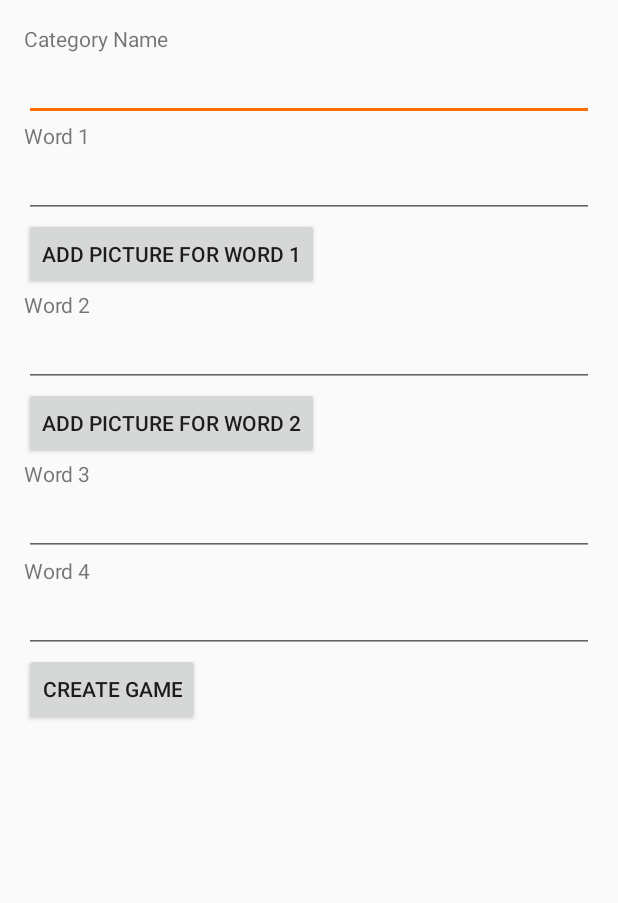
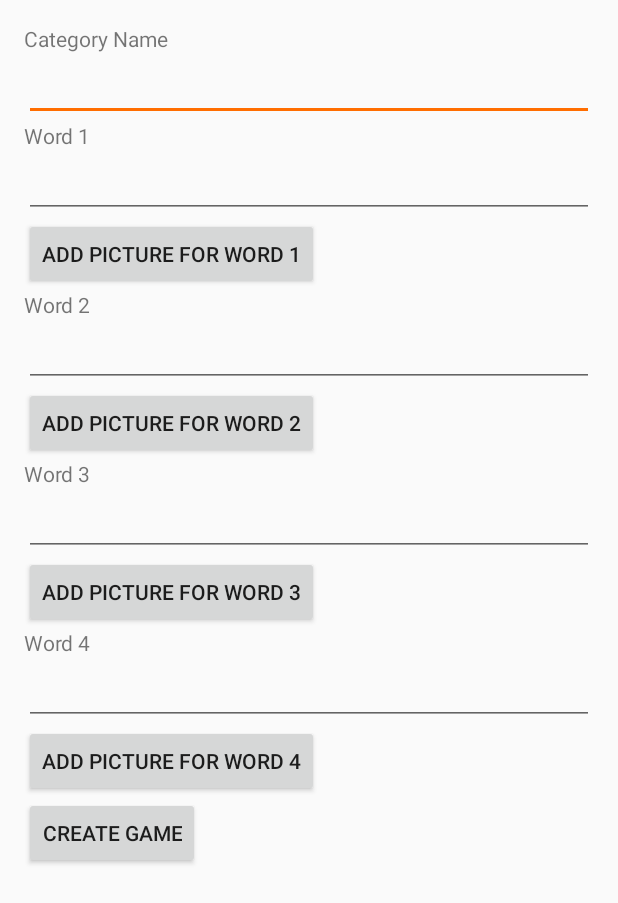
Before and after one commit to candyj0311/FinalProject-Verbosity, an Android app: the CreateGame screen opened directly, with no data from a screen before it, on a phone screen of 412 x 824 dp. Shown: the top 903 px of the screen. Run offline under Robolectric (Android 15) with nearby library versions, the phone set to English and light mode, and no system bars; libraries missing offline, so code that uses them is left out: com.firebase.client; 4 statements that could not run were skipped.

Commit message:
Game Create Screen Layout Changes

```diff
--- a/app/src/main/res/layout/activity_create_game.xml
+++ b/app/src/main/res/layout/activity_create_game.xml
@@ -34,7 +34,7 @@
         android:id="@+id/image_word1"
         android:layout_width="wrap_content"
         android:layout_height="wrap_content"
-        android:text="Add Picture for Word 1" />
+        android:text="@string/button_add_image_word1" />
 
     <TextView
         android:layout_width="wrap_content"
@@ -50,7 +50,7 @@
         android:id="@+id/image_word2"
         android:layout_width="wrap_content"
         android:layout_height="wrap_content"
-        android:text="Add Picture for Word 2" />
+        android:text="@string/button_add_image_word2" />
 
     <TextView
         android:layout_width="wrap_content"
@@ -61,6 +61,12 @@
         android:id="@+id/edit_word3"
         android:layout_width="match_parent"
         android:layout_height="wrap_content" />
+
+    <Button
+        android:id="@+id/image_word3"
+        android:layout_width="wrap_content"
+        android:layout_height="wrap_content"
+        android:text="@string/button_add_image_word3" />
 
     <TextView
         android:layout_width="wrap_content"
@@ -73,6 +79,12 @@
         android:layout_height="wrap_content" />
 
     <Button
+        android:id="@+id/image_word4"
+        android:layout_width="wrap_content"
+        android:layout_height="wrap_content"
+        android:text="@string/button_add_image_word4" />
+
+    <Button
         android:layout_width="wrap_content"
         android:layout_height="wrap_content"
         android:onClick="writeToCloud"
--- a/app/src/main/res/values/strings.xml
+++ b/app/src/main/res/values/strings.xml
@@ -13,4 +13,8 @@
     <string name="word4">Word 4</string>
     <string name="picture4">Picture 4</string>
     <string name="create_game">Create Game</string>
+    <string name="button_add_image_word1">Add Picture for Word 1</string>
+    <string name="button_add_image_word2">Add Picture for Word 2</string>
+    <string name="button_add_image_word3">Add Picture for Word 3</string>
+    <string name="button_add_image_word4">Add Picture for Word 4</string>
 </resources>
```
